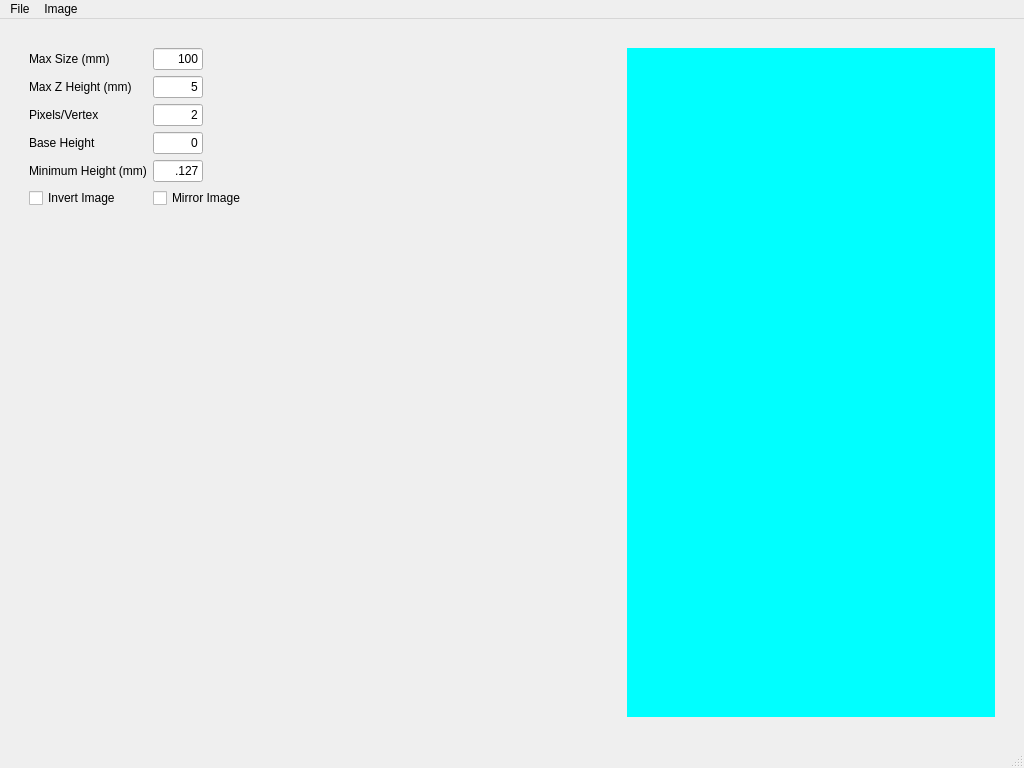
First picture: the form in mainwindow.ui, repository gharley/Lithophane, before the edit.
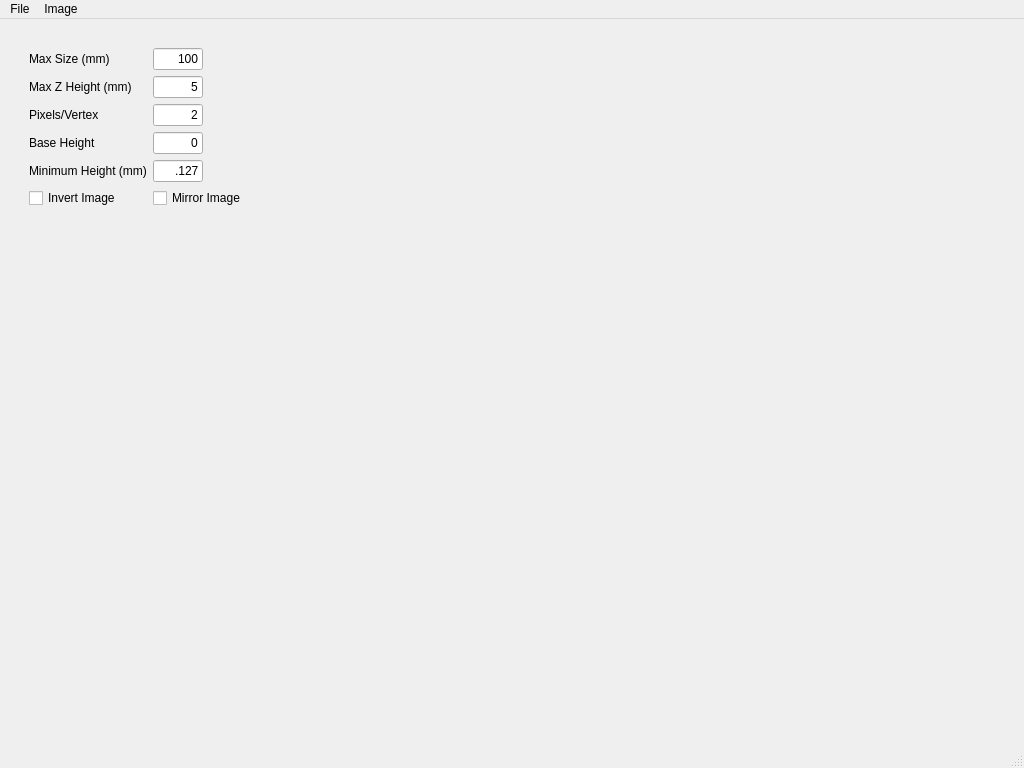
Second picture: the form after the edit.

What changed in the file:
```diff
--- a/mainwindow.ui
+++ b/mainwindow.ui
@@ -36,23 +36,10 @@
        <number>20</number>
       </property>
       <item row="0" column="2">
-       <layout class="QHBoxLayout" name="imgLayout" stretch="0,0">
+       <layout class="QHBoxLayout" name="imgLayout" stretch="0">
         <property name="sizeConstraint">
          <enum>QLayout::SetNoConstraint</enum>
         </property>
-        <item>
-         <widget class="QLabel" name="lblImage">
-          <property name="sizePolicy">
-           <sizepolicy hsizetype="Expanding" vsizetype="Expanding">
-            <horstretch>0</horstretch>
-            <verstretch>0</verstretch>
-           </sizepolicy>
-          </property>
-          <property name="text">
-           <string/>
-          </property>
-         </widget>
-        </item>
         <item>
          <widget class="QWidget" name="plotWidget" native="true">
           <property name="sizePolicy">
@@ -62,10 +49,7 @@
            </sizepolicy>
           </property>
           <property name="styleSheet">
-           <string notr="true">border: green;
-background-color: cyan;
-
-</string>
+           <string notr="true"/>
           </property>
          </widget>
         </item>
@@ -258,6 +242,19 @@
             </property>
            </widget>
           </item>
+          <item row="6" column="0" colspan="2">
+           <widget class="QLabel" name="lblImage">
+            <property name="sizePolicy">
+             <sizepolicy hsizetype="Expanding" vsizetype="Expanding">
+              <horstretch>0</horstretch>
+              <verstretch>0</verstretch>
+             </sizepolicy>
+            </property>
+            <property name="text">
+             <string/>
+            </property>
+           </widget>
+          </item>
          </layout>
         </item>
         <item>
```
Left out of the diff: 98 changed lines with no effect on the pictures.
